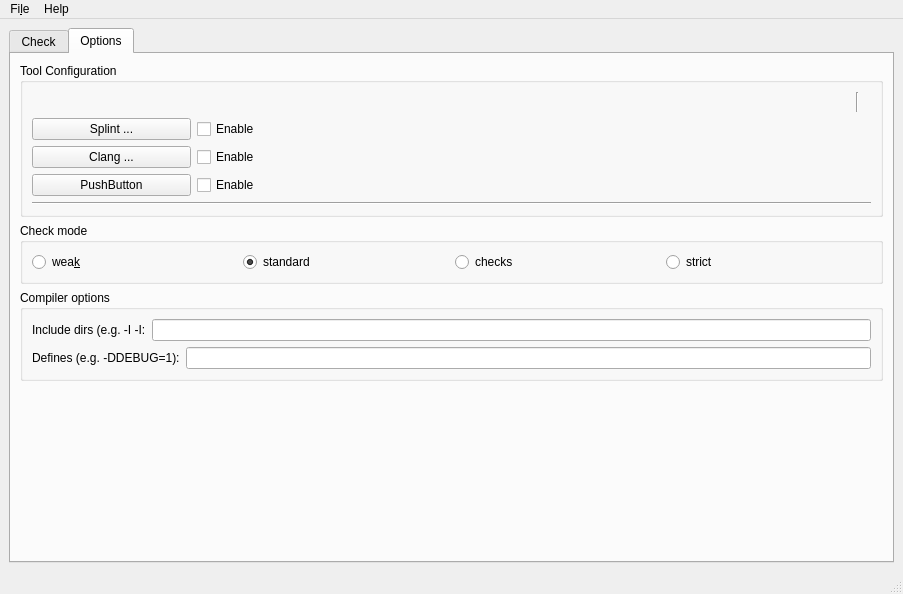
The window that scaper.ui (stdcerr/scaper) describes before a commit, drawn with Qt 5.
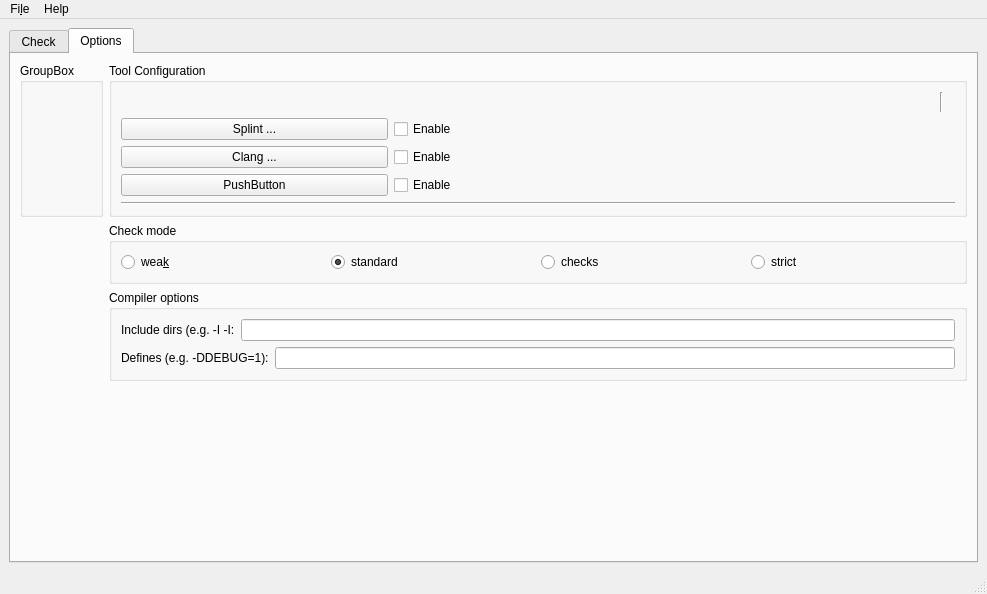
The same window after the commit. The open tabs and pages were chosen to show the change.

Commit message: started with automatic config buttons

What changed in the file:
```diff
--- a/scaper.ui
+++ b/scaper.ui
@@ -67,7 +67,7 @@
         <string>Options</string>
        </attribute>
        <layout class="QGridLayout" name="gridLayout_5">
-        <item row="1" column="0">
+        <item row="1" column="1">
          <widget class="QGroupBox" name="groupBox">
           <property name="title">
            <string>Check mode</string>
@@ -107,7 +107,7 @@
           </layout>
          </widget>
         </item>
-        <item row="2" column="0">
+        <item row="2" column="1">
          <widget class="QGroupBox" name="groupBox_2">
           <property name="title">
            <string>Compiler options</string>
@@ -144,7 +144,7 @@
           </layout>
          </widget>
         </item>
-        <item row="3" column="0">
+        <item row="3" column="1">
          <spacer name="verticalSpacer">
           <property name="orientation">
            <enum>Qt::Vertical</enum>
@@ -157,13 +157,13 @@
           </property>
          </spacer>
         </item>
-        <item row="0" column="0">
+        <item row="0" column="1">
          <widget class="QGroupBox" name="SplintOptionsGroupBox">
           <property name="title">
            <string>Tool Configuration</string>
           </property>
           <layout class="QGridLayout" name="gridLayout_2">
-           <item row="0" column="5">
+           <item row="0" column="4">
             <widget class="Line" name="line_2">
              <property name="orientation">
               <enum>Qt::Vertical</enum>
@@ -183,27 +183,14 @@
              </property>
             </spacer>
            </item>
-           <item row="0" column="4">
-            <spacer name="horizontalSpacer_2">
-             <property name="orientation">
-              <enum>Qt::Horizontal</enum>
-             </property>
-             <property name="sizeHint" stdset="0">
-              <size>
-               <width>40</width>
-               <height>20</height>
-              </size>
-             </property>
-            </spacer>
-           </item>
-           <item row="4" column="0" colspan="8">
+           <item row="4" column="1" colspan="6">
             <widget class="Line" name="line">
              <property name="orientation">
               <enum>Qt::Horizontal</enum>
              </property>
             </widget>
            </item>
-           <item row="0" column="0">
+           <item row="0" column="1">
             <spacer name="horizontalSpacer">
              <property name="orientation">
               <enum>Qt::Horizontal</enum>
@@ -216,14 +203,14 @@
              </property>
             </spacer>
            </item>
-           <item row="2" column="0">
+           <item row="2" column="1">
             <widget class="QPushButton" name="pushButton">
              <property name="text">
               <string>Clang ...</string>
              </property>
             </widget>
            </item>
-           <item row="1" column="0">
+           <item row="1" column="1">
             <widget class="QPushButton" name="SplintDialogPushButton">
              <property name="text">
               <string>Splint ...</string>
@@ -231,19 +218,6 @@
             </widget>
            </item>
            <item row="0" column="2">
-            <spacer name="horizontalSpacer_4">
-             <property name="orientation">
-              <enum>Qt::Horizontal</enum>
-             </property>
-             <property name="sizeHint" stdset="0">
-              <size>
-               <width>40</width>
-               <height>20</height>
-              </size>
-             </property>
-            </spacer>
-           </item>
-           <item row="0" column="1">
             <spacer name="horizontalSpacer_5">
              <property name="orientation">
               <enum>Qt::Horizontal</enum>
@@ -256,37 +230,44 @@
              </property>
             </spacer>
            </item>
-           <item row="3" column="0">
+           <item row="3" column="1">
             <widget class="QPushButton" name="pushButton_2">
              <property name="text">
               <string>PushButton</string>
              </property>
             </widget>
            </item>
-           <item row="1" column="1">
-            <widget class="QCheckBox" name="checkBox">
-             <property name="text">
-              <string>Enable</string>
-             </property>
-            </widget>
-           </item>
-           <item row="2" column="1">
-            <widget class="QCheckBox" name="checkBox_2">
-             <property name="text">
-              <string>Enable</string>
-             </property>
-            </widget>
-           </item>
-           <item row="3" column="1">
+           <item row="3" column="2">
             <widget class="QCheckBox" name="checkBox_3">
              <property name="text">
               <string>Enable</string>
              </property>
             </widget>
            </item>
+           <item row="2" column="2">
+            <widget class="QCheckBox" name="checkBox_2">
+             <property name="text">
+              <string>Enable</string>
+             </property>
+            </widget>
+           </item>
+           <item row="1" column="2">
+            <widget class="QCheckBox" name="checkBox">
+             <property name="text">
+              <string>Enable</string>
+             </property>
+            </widget>
+           </item>
           </layout>
          </widget>
         </item>
+        <item row="0" column="0">
+         <widget class="QGroupBox" name="ConfigGroupBox">
+          <property name="title">
+           <string>GroupBox</string>
+          </property>
+         </widget>
+        </item>
        </layout>
       </widget>
      </widget>
@@ -300,7 +281,7 @@
      <x>0</x>
      <y>0</y>
      <width>903</width>
-     <height>24</height>
+     <height>15</height>
     </rect>
    </property>
    <widget class="QMenu" name="menuSplint_GUI">
```
The commit also changes 4 other files.
